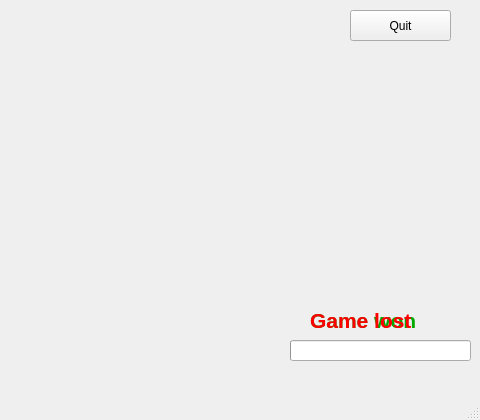
K1utzer/Chess.com-bot, file gui/main.ui: the form before one commit; both pictures show x 320 to 800 and y 180 to 600 of the 800 by 600 pixel window.
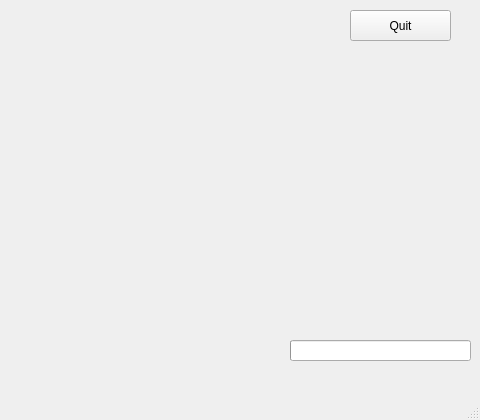
The form after the commit.

```diff
--- a/gui/main.ui
+++ b/gui/main.ui
@@ -113,10 +113,10 @@
     </property>
     <property name="geometry">
      <rect>
-      <x>630</x>
-      <y>480</y>
-      <width>151</width>
-      <height>41</height>
+      <x>610</x>
+      <y>240</y>
+      <width>181</width>
+      <height>241</height>
      </rect>
     </property>
     <property name="palette">
@@ -126,7 +126,7 @@
         <brush brushstyle="SolidPattern">
          <color alpha="255">
           <red>0</red>
-          <green>170</green>
+          <green>0</green>
           <blue>0</blue>
          </color>
         </brush>
@@ -137,72 +137,11 @@
         <brush brushstyle="SolidPattern">
          <color alpha="255">
           <red>0</red>
-          <green>170</green>
-          <blue>0</blue>
-         </color>
-        </brush>
-       </colorrole>
-      </inactive>
-      <disabled>
-       <colorrole role="WindowText">
-        <brush brushstyle="SolidPattern">
-         <color alpha="255">
-          <red>120</red>
-          <green>120</green>
-          <blue>120</blue>
-         </color>
-        </brush>
-       </colorrole>
-      </disabled>
-     </palette>
-    </property>
-    <property name="font">
-     <font>
-      <family>MS Shell Dlg 2</family>
-      <pointsize>16</pointsize>
-      <weight>75</weight>
-      <bold>true</bold>
-     </font>
-    </property>
-    <property name="text">
-     <string>Game won</string>
-    </property>
-   </widget>
-   <widget class="QLabel" name="label_lost">
-    <property name="enabled">
-     <bool>true</bool>
-    </property>
-    <property name="geometry">
-     <rect>
-      <x>630</x>
-      <y>480</y>
-      <width>141</width>
-      <height>41</height>
-     </rect>
-    </property>
-    <property name="palette">
-     <palette>
-      <active>
-       <colorrole role="WindowText">
-        <brush brushstyle="SolidPattern">
-         <color alpha="255">
-          <red>255</red>
           <green>0</green>
           <blue>0</blue>
          </color>
         </brush>
        </colorrole>
-      </active>
-      <inactive>
-       <colorrole role="WindowText">
-        <brush brushstyle="SolidPattern">
-         <color alpha="255">
-          <red>255</red>
-          <green>0</green>
-          <blue>0</blue>
-         </color>
-        </brush>
-       </colorrole>
       </inactive>
       <disabled>
        <colorrole role="WindowText">
@@ -220,13 +159,13 @@
     <property name="font">
      <font>
       <family>MS Shell Dlg 2</family>
-      <pointsize>16</pointsize>
-      <weight>75</weight>
-      <bold>true</bold>
+      <pointsize>12</pointsize>
+      <weight>50</weight>
+      <bold>false</bold>
      </font>
     </property>
     <property name="text">
-     <string>Game lost</string>
+     <string></string>
     </property>
    </widget>
    <widget class="QLabel" name="label_image">
```
Left out of the diff: 2 changed lines with no effect on the pictures.
